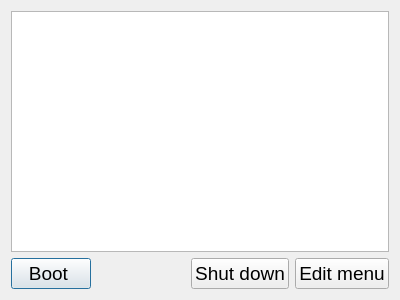
First picture: the form in BerrybootGUI2.0/bootmenudialog.ui, repository maxnet/berryboot, before the edit.
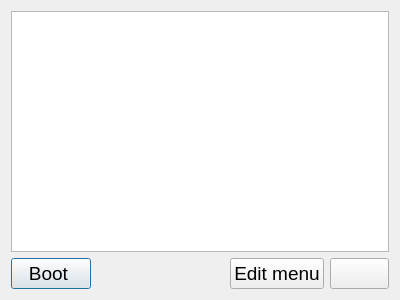
Second picture: the form after the edit. Icons and pictures are not drawn.

Commit message: Make shutdown button less intrusive

What changed in the file:
```diff
--- a/BerrybootGUI2.0/bootmenudialog.ui
+++ b/BerrybootGUI2.0/bootmenudialog.ui
@@ -45,7 +45,7 @@
      </property>
     </widget>
    </item>
-   <item row="3" column="3">
+   <item row="3" column="2">
     <widget class="QPushButton" name="settingsButton">
      <property name="text">
       <string>Edit menu</string>
@@ -75,10 +75,10 @@
      </property>
     </spacer>
    </item>
-   <item row="3" column="2">
+   <item row="3" column="3">
     <widget class="QPushButton" name="poweroffButton">
      <property name="text">
-      <string>Shut down</string>
+      <string/>
      </property>
      <property name="icon">
       <iconset resource="icons.qrc">
```
